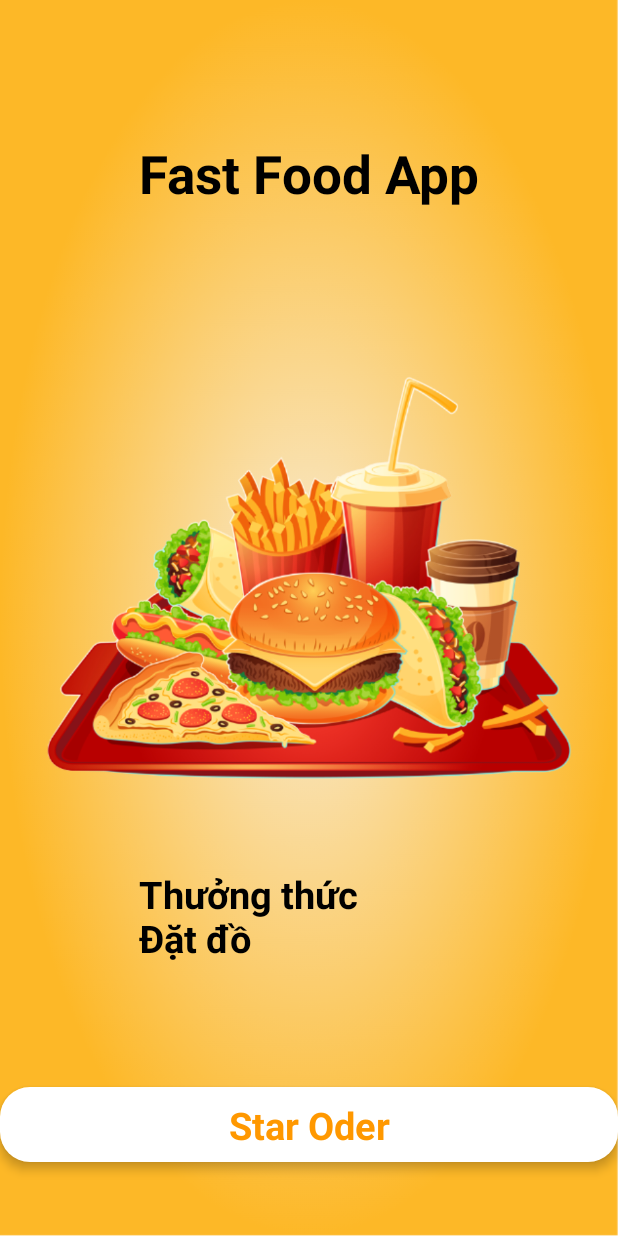
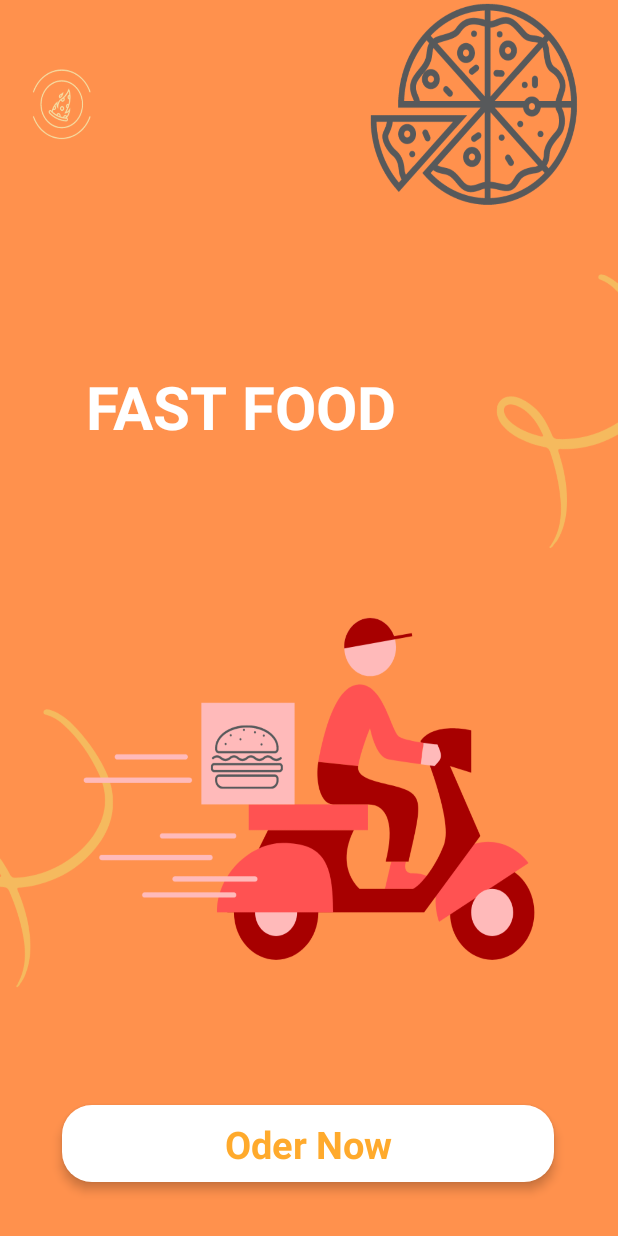
Before and after one commit to Congsonn/fast-food-app, an Android app: the screen it shows after launch (IntroActivity), on a phone screen of 412 x 824 dp. Run offline under Robolectric (Android 15) with nearby library versions, the phone set to English and light mode, and no system bars.

Commit message:
cap nhat moi

```diff
--- a/app/src/main/res/layout/activity_intro.xml
+++ b/app/src/main/res/layout/activity_intro.xml
@@ -17,62 +17,40 @@
         app:layout_constraintStart_toStartOf="parent"
         app:layout_constraintTop_toTopOf="parent"
         app:layout_constraintVertical_bias="0.0"
-        app:srcCompat="@drawable/background_intro" />
+        app:srcCompat="@drawable/intro2" />
 
     <TextView
         android:id="@+id/textView"
-        android:layout_width="wrap_content"
-        android:layout_height="wrap_content"
-        android:layout_marginTop="92dp"
-        android:text="Fast Food App"
-        android:textColor="@color/black"
-        android:textSize="35sp"
+        android:layout_width="287dp"
+        android:layout_height="0dp"
+        android:layout_marginTop="244dp"
+        android:text="FAST FOOD"
+        android:textColor="@color/white"
+        android:textSize="40dp"
         android:textStyle="bold"
         app:layout_constraintEnd_toEndOf="parent"
+        app:layout_constraintHorizontal_bias="0.459"
         app:layout_constraintStart_toStartOf="parent"
         app:layout_constraintTop_toTopOf="@+id/imageView" />
 
-    <ImageView
-        android:id="@+id/imageView2"
-        android:layout_width="wrap_content"
-        android:layout_height="350dp"
-        app:layout_constraintBottom_toBottomOf="parent"
-        app:layout_constraintTop_toTopOf="@+id/imageView"
-        app:layout_constraintVertical_bias="0.449"
-        app:srcCompat="@drawable/logo"
-        tools:layout_editor_absoluteX="0dp"
-        tools:ignore="MissingConstraints" />
-
-    <TextView
-        android:id="@+id/textView3"
-        android:layout_width="147dp"
-        android:layout_height="69dp"
-        android:layout_marginTop="16dp"
-        android:text="Thưởng thức  Đặt đồ"
-        android:textColor="@color/black"
-        android:textSize="25sp"
-        android:textStyle="bold"
-        app:layout_constraintEnd_toEndOf="parent"
-        app:layout_constraintHorizontal_bias="0.0"
-        app:layout_constraintStart_toStartOf="@+id/textView"
-        app:layout_constraintTop_toBottomOf="@+id/imageView2" />
-
     <androidx.constraintlayout.widget.ConstraintLayout
         android:id="@+id/starBtn"
-        android:layout_width="match_parent"
-        android:layout_height="50dp"
-        android:layout_marginTop="112dp"
+        android:layout_width="328dp"
+        android:layout_height="51dp"
+        android:layout_marginBottom="36dp"
         android:background="@drawable/button"
         android:elevation="4dp"
-        app:layout_constraintBottom_toBottomOf="parent"
-        app:layout_constraintTop_toBottomOf="@+id/imageView2">
+        app:layout_constraintBottom_toBottomOf="@+id/imageView"
+        app:layout_constraintEnd_toEndOf="parent"
+        app:layout_constraintHorizontal_bias="0.493"
+        app:layout_constraintStart_toStartOf="parent">
 
         <TextView
             android:id="@+id/textView6"
             android:layout_width="wrap_content"
             android:layout_height="wrap_content"
-            android:text="Star Oder"
-            android:textColor="#FF9800"
+            android:text="Oder Now"
+            android:textColor="#D3FF9800"
             android:textSize="25sp"
             android:textStyle="bold"
             app:layout_constraintBottom_toBottomOf="parent"
```
Also changed, not shown: app/src/main/AndroidManifest.xml (+7 -0 lines), app/src/main/java/com/example/fastfood/MainActivity.java (+13 -8 lines), app/src/main/java/com/example/fastfood/thongtin.java (added, +14 -0 lines), app/src/main/java/com/example/fastfood/thongtin_Activity.java (deleted, +0 -10 lines), app/src/main/res/layout/activity_thongtin.xml (renamed from app/src/main/res/layout/view_toi.xml, +6 -4 lines), app/src/main/res/drawable-v24/intro1.png (added), app/src/main/res/drawable-v24/intro2.png (added).
